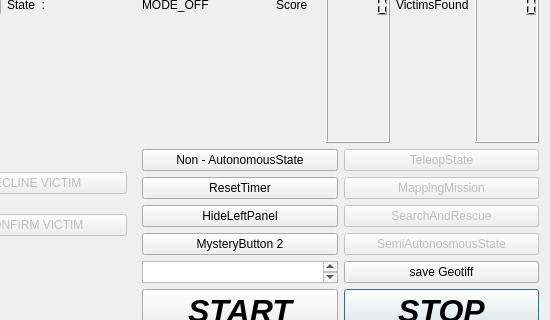
pandora-auth-ros-pkg/pandora_rqt_gui, file resources/StandarWidget.ui: the form before one commit; both pictures show x 273 to 823 and y 145 to 465 of the 823 by 733 pixel window.
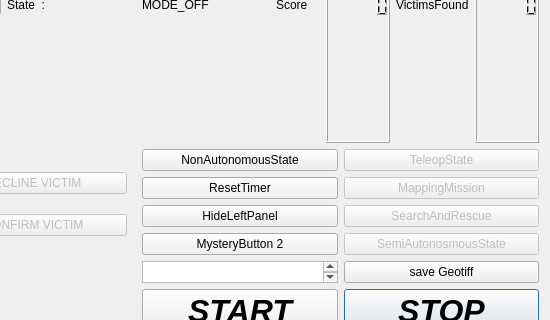
The form after the commit.

Commit message: added functionality to the statechanging buttons

The edit to the form file:
```diff
--- a/resources/StandarWidget.ui
+++ b/resources/StandarWidget.ui
@@ -158,7 +158,7 @@
               </sizepolicy>
              </property>
              <property name="text">
-              <string>Non - AutonomousState</string>
+              <string>NonAutonomousState</string>
              </property>
             </widget>
            </item>
```
Left out of the diff: 2 changed lines with no effect on the pictures. The commit also changes 3 other files.
